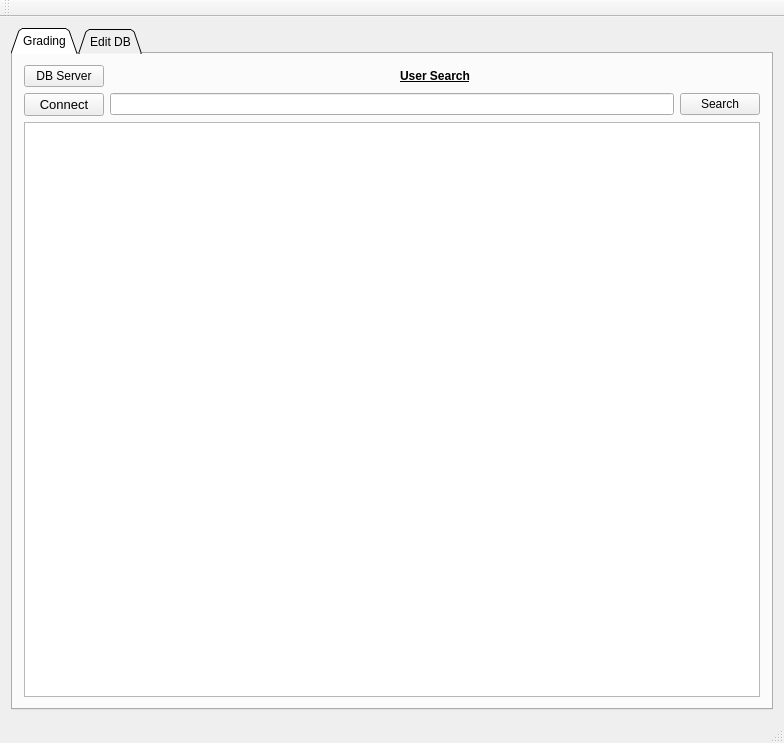
First picture: the form in mastergui.ui, repository xlyytcy/PyQt5-X-Yelp, before the edit.
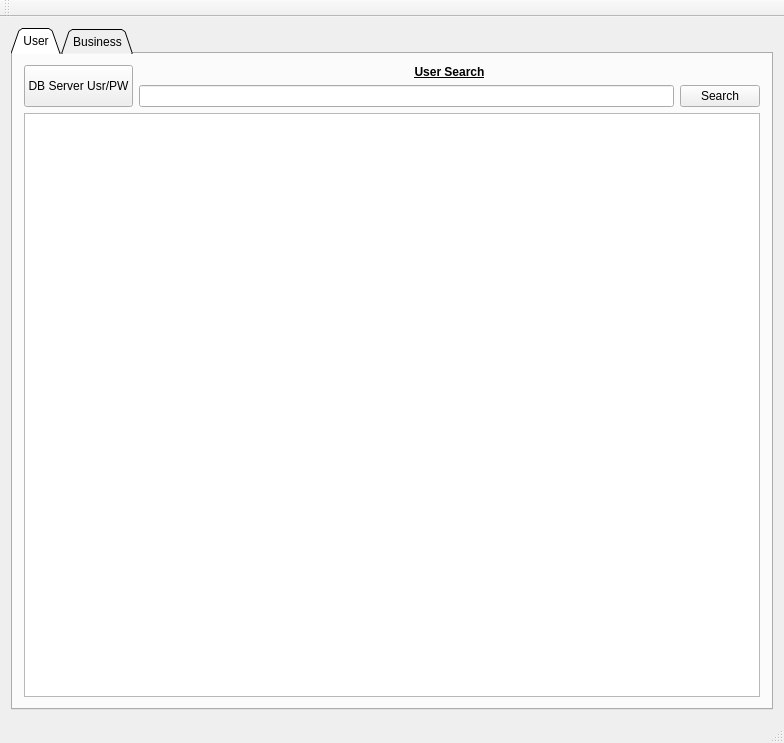
Second picture: the form after the edit.

```diff
--- a/mastergui.ui
+++ b/mastergui.ui
@@ -37,33 +37,15 @@
       </property>
       <widget class="QWidget" name="tab_User">
        <attribute name="title">
-        <string>Grading</string>
+        <string>User</string>
        </attribute>
        <layout class="QGridLayout" name="gridLayout_3">
         <item row="0" column="1">
-         <layout class="QGridLayout" name="gridLayoutGradingView" columnstretch="0,0,0,0">
-          <item row="1" column="0" rowspan="2" colspan="2">
-           <widget class="QPushButton" name="showPathPushBotton">
-            <property name="maximumSize">
-             <size>
-              <width>150</width>
-              <height>16777215</height>
-             </size>
-            </property>
-            <property name="font">
-             <font>
-              <pointsize>10</pointsize>
-             </font>
-            </property>
-            <property name="text">
-             <string>Connect</string>
-            </property>
-           </widget>
-          </item>
-          <item row="0" column="0" colspan="2">
-           <widget class="QPushButton" name="specifyPath">
+         <layout class="QGridLayout" name="gridLayout_User" columnstretch="0,0,0,0">
+          <item row="0" column="0" rowspan="3" colspan="2">
+           <widget class="QPushButton" name="pb_DBserver">
             <property name="sizePolicy">
-             <sizepolicy hsizetype="Minimum" vsizetype="Minimum">
+             <sizepolicy hsizetype="Preferred" vsizetype="Preferred">
               <horstretch>0</horstretch>
               <verstretch>0</verstretch>
              </sizepolicy>
@@ -75,7 +57,7 @@
              </size>
             </property>
             <property name="text">
-             <string>DB Server</string>
+             <string>DB Server Usr/PW</string>
             </property>
             <property name="autoDefault">
              <bool>false</bool>
@@ -89,39 +71,35 @@
            </widget>
           </item>
           <item row="1" column="3" rowspan="2">
-           <widget class="QPushButton" name="searchPushButton">
+           <widget class="QPushButton" name="pb_searchUser">
             <property name="text">
              <string>Search</string>
             </property>
            </widget>
           </item>
-          <item row="0" column="2" colspan="2" alignment="Qt::AlignHCenter">
-           <widget class="QLabel" name="label_JavaViewer">
-            <property name="text">
-             <string>&lt;html&gt;&lt;head/&gt;&lt;body&gt;&lt;p&gt;&lt;span style=&quot; font-weight:600; text-decoration: underline;&quot;&gt;User Search&lt;/span&gt;&lt;/p&gt;&lt;/body&gt;&lt;/html&gt;</string>
-            </property>
-           </widget>
-          </item>
           <item row="1" column="2" rowspan="2">
-           <widget class="QLineEdit" name="searchBoxLineEdit"/>
+           <widget class="QLineEdit" name="lineEdit_User"/>
           </item>
-          <item row="3" column="0" colspan="4">
-           <widget class="QTextEdit" name="javaViewer">
-            <property name="sizePolicy">
-             <sizepolicy hsizetype="Expanding" vsizetype="Expanding">
-              <horstretch>0</horstretch>
-              <verstretch>0</verstretch>
-             </sizepolicy>
+          <item row="0" column="2" colspan="2">
+           <widget class="QLabel" name="label_User">
+            <property name="text">
+             <string>&lt;html&gt;&lt;head/&gt;&lt;body&gt;&lt;p&gt;&lt;span style=&quot; font-weight:600; text-decoration: underline;&quot;&gt;User Search&lt;/span&gt;&lt;/p&gt;&lt;/body&gt;&lt;/html&gt;</string>
+            </property>
+            <property name="alignment">
+             <set>Qt::AlignCenter</set>
             </property>
            </widget>
           </item>
          </layout>
         </item>
+        <item row="1" column="1">
+         <widget class="QTableView" name="tableView_User"/>
+        </item>
        </layout>
       </widget>
       <widget class="QWidget" name="tab_Business">
        <attribute name="title">
-        <string>Edit DB</string>
+        <string>Business</string>
        </attribute>
        <layout class="QGridLayout" name="gridLayout_7">
         <item row="0" column="0">
```
Left out of the diff: 8 changed lines with no effect on the pictures.
